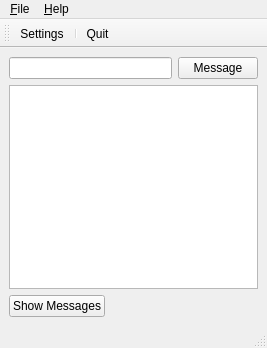
Before: the Qt Designer form assets/ui/playground_main_window.ui in joaonc/qt_playground, drawn with Qt 5.
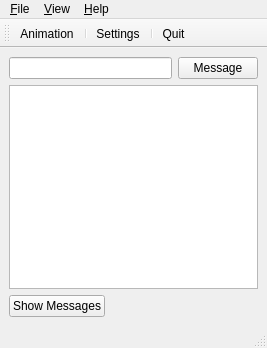
After: the same form once the commit is applied. Icons and pictures are not drawn.

Commit message: Animation dialog (#29)

The edit to the form file:
```diff
--- a/assets/ui/playground_main_window.ui
+++ b/assets/ui/playground_main_window.ui
@@ -89,7 +89,15 @@
     <addaction name="separator"/>
     <addaction name="action_quit"/>
    </widget>
+   <widget class="QMenu" name="menu_view">
+    <property name="title">
+     <string>&amp;View</string>
+    </property>
+    <addaction name="action_messages"/>
+    <addaction name="action_animation"/>
+   </widget>
    <addaction name="menu_file"/>
+   <addaction name="menu_view"/>
    <addaction name="menu_help"/>
   </widget>
   <widget class="QStatusBar" name="status_bar"/>
@@ -103,6 +111,8 @@
    <attribute name="toolBarBreak">
     <bool>false</bool>
    </attribute>
+   <addaction name="action_animation"/>
+   <addaction name="separator"/>
    <addaction name="action_settings"/>
    <addaction name="separator"/>
    <addaction name="action_quit"/>
@@ -151,6 +161,20 @@
     <string>&amp;Settings</string>
    </property>
   </action>
+  <action name="action_messages">
+   <property name="text">
+    <string>Messages</string>
+   </property>
+  </action>
+  <action name="action_animation">
+   <property name="icon">
+    <iconset resource="../resources.qrc">
+     <normaloff>:/images/animation_icon.png</normaloff>:/images/animation_icon.png</iconset>
+   </property>
+   <property name="text">
+    <string>Animation</string>
+   </property>
+  </action>
  </widget>
  <resources>
   <include location="../resources.qrc"/>
```
The commit also changes 16 other files.
